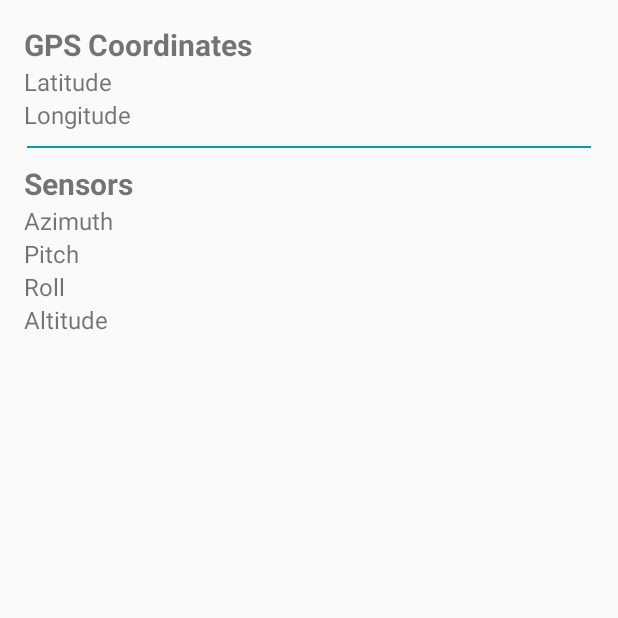
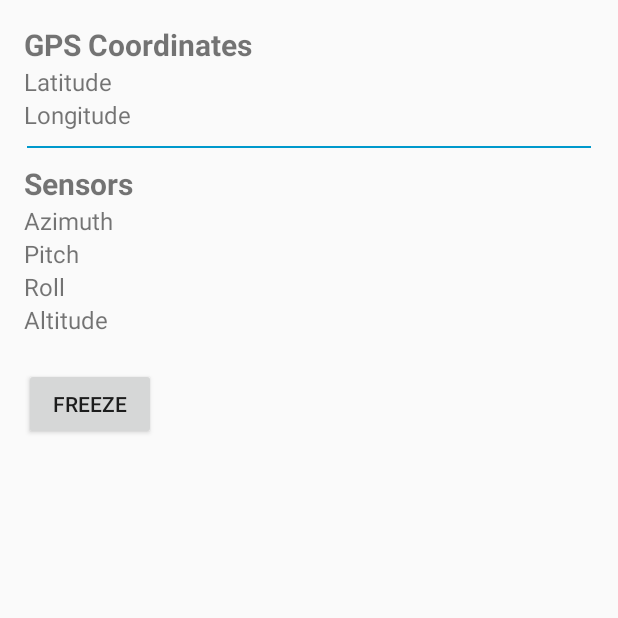
Before and after one commit to hassonofer/OrientationViewer, an Android app: the screen it shows after launch (OrientationActivity), on a phone screen of 412 x 824 dp, the top half of it. Run offline under Robolectric (Android 15) with nearby library versions, the phone set to English and light mode, and no system bars.

Commit message:
Added freeze button.

```diff
--- a/app/src/main/java/com/itoskana/orientation/OrientationActivity.java
+++ b/app/src/main/java/com/itoskana/orientation/OrientationActivity.java
@@ -15,6 +15,8 @@ import android.location.LocationManager;
 import android.os.Bundle;
 import android.view.Menu;
 import android.view.MenuItem;
+import android.view.View;
+import android.widget.Button;
 import android.widget.TextView;
 
 
@@ -41,10 +43,13 @@ public class OrientationActivity extends Activity {
     private MovingAverage roll;
     private MovingAverage altitude;
 
+    private Button bt_freeze;
+    private boolean frozen;
+
     @Override
     protected void onCreate(Bundle savedInstanceState) {
         super.onCreate(savedInstanceState);
-        setContentView(R.layout.activity_gps);
+        setContentView(R.layout.activity_orientation);
 
         // GPS
         tv_latitude = (TextView) findViewById(R.id.TextView_gps_latitude);
@@ -54,8 +59,10 @@ public class OrientationActivity extends Activity {
 
         location_listener = new LocationListener() {
             public void onLocationChanged(Location location) {
-                tv_latitude.setText(String.valueOf(location.getLatitude()));
-                tv_longitude.setText(String.valueOf(location.getLongitude()));
+                if(frozen == false) {
+                    tv_latitude.setText(String.valueOf(location.getLatitude()));
+                    tv_longitude.setText(String.valueOf(location.getLongitude()));
+                }
             }
 
             public void onStatusChanged(String provider, int status, Bundle extras) {
@@ -92,7 +99,9 @@ public class OrientationActivity extends Activity {
             public void onSensorChanged(SensorEvent event) {
                 if(event.sensor.getType() == Sensor.TYPE_PRESSURE) {
                     altitude.input(SensorManager.getAltitude(SensorManager.PRESSURE_STANDARD_ATMOSPHERE, event.values[0]));
-                    tv_altitude.setText(String.valueOf(altitude.getAverage()));
+
+                    if(frozen == false)
+                        tv_altitude.setText(String.valueOf(altitude.getAverage()));
                 }
 
                 if(event.sensor.getType() == Sensor.TYPE_ACCELEROMETER)
@@ -111,11 +120,14 @@ public class OrientationActivity extends Activity {
 
                         SensorManager.getOrientation(r, orientation);
                         azimuth.input(orientation[0]);
-                        tv_azimuth.setText(String.valueOf((azimuth.getAverage() * 180 / Math.PI) + 180));
                         pitch.input(orientation[1]);
-                        tv_pitch.setText(String.valueOf(pitch.getAverage() * 180 / Math.PI));
                         roll.input(orientation[2]);
-                        tv_roll.setText(String.valueOf(roll.getAverage() * 180 / Math.PI));
+
+                        if(frozen == false) {
+                            tv_azimuth.setText(String.valueOf((azimuth.getAverage() * 180 / Math.PI) + 180));
+                            tv_pitch.setText(String.valueOf(pitch.getAverage() * 180 / Math.PI));
+                            tv_roll.setText(String.valueOf(roll.getAverage() * 180 / Math.PI));
+                        }
                     }
                 }
             }
@@ -124,6 +136,22 @@ public class OrientationActivity extends Activity {
             public void onAccuracyChanged(Sensor sensor, int accuracy) {
             }
         };
+
+        // Freeze / Unfreeze button
+        frozen = false;
+        bt_freeze = (Button) findViewById(R.id.Button_freeze);
+        bt_freeze.setOnClickListener(new View.OnClickListener() {
+            @Override
+            public void onClick(View v) {
+                frozen = !frozen;
+
+                if(frozen == false)
+                    bt_freeze.setText(getString(R.string.freeze));
+
+                else
+                    bt_freeze.setText(getString(R.string.unfreeze));
+            }
+        });
     }
 
     @Override
--- a/app/src/main/res/layout/activity_gps.xml
+++ b/app/src/main/res/layout/activity_orientation.xml
@@ -6,7 +6,7 @@
     android:paddingTop="@dimen/activity_vertical_margin"
     android:paddingBottom="@dimen/activity_vertical_margin"
     android:orientation="vertical"
-    tools:context=".GpsActivity">
+    tools:context=".OrientationActivity">
 
     <!-- GPS -->
     <TextView
@@ -135,4 +135,16 @@
                 android:layout_marginRight="@dimen/table_margin_horizontal" />
         </TableRow>
     </TableLayout>
+
+    <View
+        android:layout_width="match_parent"
+        android:layout_height="@dimen/separator_height"
+        android:layout_marginTop="@dimen/separator_margin_vertical"
+        android:layout_marginBottom="@dimen/separator_margin_vertical" />
+
+    <Button
+        android:id="@+id/Button_freeze"
+        android:layout_width="wrap_content"
+        android:layout_height="wrap_content"
+        android:text="@string/freeze" />
 </LinearLayout>
--- a/app/src/main/res/values/strings.xml
+++ b/app/src/main/res/values/strings.xml
@@ -11,4 +11,6 @@
     <string name="pitch">Pitch</string>
     <string name="roll">Roll</string>
     <string name="altitude">Altitude</string>
+    <string name="freeze">Freeze</string>
+    <string name="unfreeze">Unfreeze</string>
 </resources>
```
Also changed, not shown: 2 other files.
